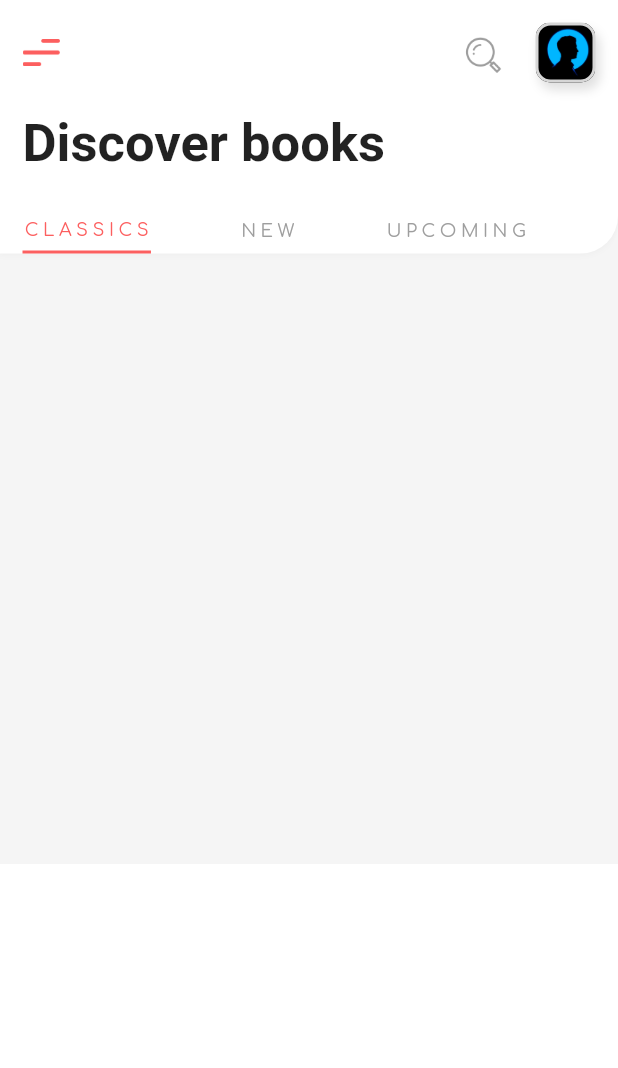
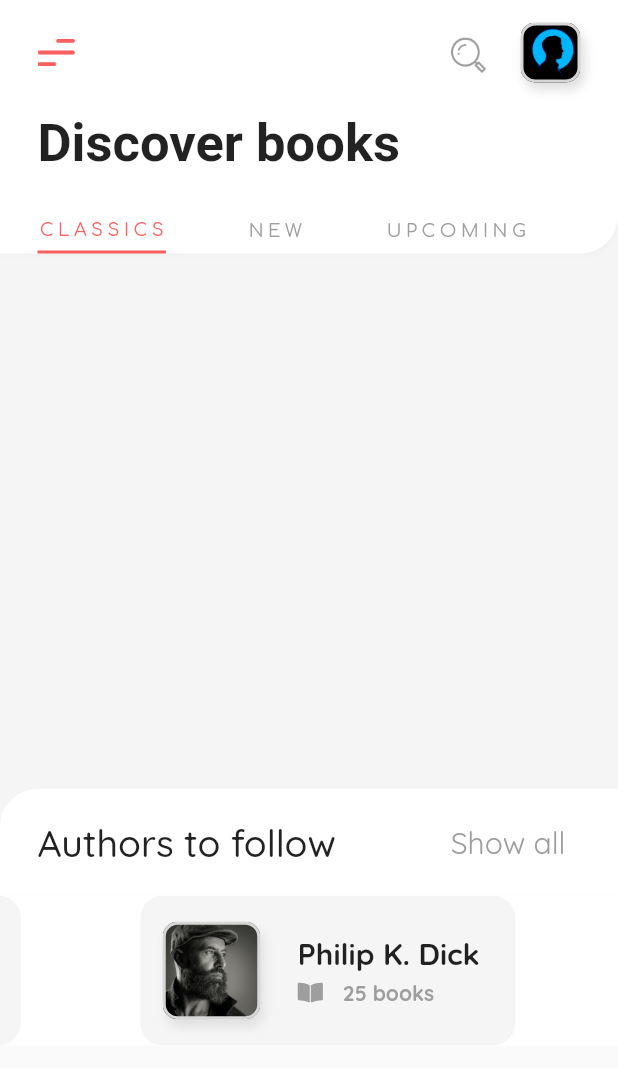
Before and after one commit to Rahul-Blatz/BookStore-MockUp-UI-Flutter, a Flutter app: the screen it shows after launch, on a phone screen of 412 x 824 dp. Shown: the top 1068 px of the screen. Run offline on Flutter 3.47's test engine with Material 2 defaults, Android fonts, the phone set to English and light mode, and no system bars; drawn by our look-alikes of carousel_slider; our stand-ins replace flutter_icons, google_fonts.

Commit message:
Added Author Container List

```diff
--- a/lib/constants.dart
+++ b/lib/constants.dart
@@ -1,2 +1,2 @@
-const double paddingSide = 15.0;
+const double paddingSide = 25.0;
 const int primaryRed = 0xffFC5F5F;
--- a/lib/pages/homepage.dart
+++ b/lib/pages/homepage.dart
@@ -1,23 +1,45 @@
 import 'package:bookstore/constants.dart';
+import 'package:bookstore/widgets/author_container.dart';
 import 'package:bookstore/widgets/fancy_app_bar.dart';
 import 'package:bookstore/widgets/fancy_tab_bar.dart';
+import 'package:carousel_slider/carousel_slider.dart';
 import 'package:flutter/cupertino.dart';
 import 'package:flutter/material.dart';
+import 'package:google_fonts/google_fonts.dart';
 
 class HomePage extends StatelessWidget {
+  final List<AuthorContainer> authorList = [
+    AuthorContainer(
+      imageUrl: 'assets/images/person3.jpg',
+      authorName: 'Philip K. Dick',
+      noOfBooks: '25',
+    ),
+    AuthorContainer(
+      imageUrl: 'assets/images/person2.jpg',
+      authorName: 'Anoop Kumar',
+      noOfBooks: '10',
+    ),
+    AuthorContainer(
+      imageUrl: 'assets/images/person1.jpg',
+      authorName: 'John Cena',
+      noOfBooks: '3',
+    ),
+  ];
   @override
   Widget build(BuildContext context) {
     return MaterialApp(
       debugShowCheckedModeBanner: false,
       home: SafeArea(
         child: Scaffold(
-          body: Container(
+          body: SingleChildScrollView(
+            child: Container(
               color: Colors.white,
               child: Column(
                 crossAxisAlignment: CrossAxisAlignment.start,
                 children: <Widget>[
                   FancyAppBar(),
                   Container(
+                    color: Colors.white,
                     child: Row(
                       children: <Widget>[
                         Padding(
@@ -38,10 +60,54 @@ class HomePage extends StatelessWidget {
                   ),
                   FancyTabBar(),
                   Container(
-                  height: 400,
+                    height: 350,
                     color: Colors.grey[100],
                   ),
+                  Container(
+                    color: Colors.grey[100],
+                    child: Container(
+                      decoration: BoxDecoration(
+                        borderRadius: BorderRadius.only(
+                          topLeft: Radius.circular(25.0),
+                        ),
+                        color: Colors.white,
+                      ),
+                      child: Column(
+                        children: <Widget>[
+                          Padding(
+                            padding: EdgeInsets.symmetric(
+                                horizontal: paddingSide, vertical: 20.0),
+                            child: Row(
+                              mainAxisAlignment: MainAxisAlignment.spaceBetween,
+                              children: <Widget>[
+                                Text(
+                                  "Authors to follow",
+                                  style: GoogleFonts.quicksand(
+                                    fontSize: 25,
+                                    fontWeight: FontWeight.w500,
+                                  ),
+                                ),
+                                Padding(
+                                  padding: EdgeInsets.only(right: 10),
+                                  child: Text(
+                                    'Show all',
+                                    style: GoogleFonts.quicksand(
+                                        color: Colors.grey, fontSize: 20.0),
+                                  ),
+                                ),
                               ],
+                            ),
+                          ),
+                        ],
+                      ),
+                    ),
+                  ),
+                  CarouselSlider(
+                    options: CarouselOptions(height: 100),
+                    items: authorList.toList(),
+                  ),
+                ],
+              ),
             ),
           ),
         ),
--- /dev/null
+++ b/lib/widgets/author_container.dart
@@ -0,0 +1,88 @@
+import 'package:bookstore/constants.dart';
+import 'package:flutter/material.dart';
+import 'package:flutter_icons/flutter_icons.dart';
+import 'package:google_fonts/google_fonts.dart';
+
+class AuthorContainer extends StatelessWidget {
+  final String imageUrl;
+  final String authorName;
+  final String noOfBooks;
+
+  AuthorContainer({this.imageUrl, this.authorName, this.noOfBooks});
+  @override
+  Widget build(BuildContext context) {
+    return Padding(
+      padding: EdgeInsets.only(left: paddingSide),
+      child: Container(
+        height: 100,
+        width: 250,
+        decoration: BoxDecoration(
+          color: Colors.grey[100],
+          borderRadius: BorderRadius.circular(15.0),
+        ),
+        child: Row(
+          children: <Widget>[
+            Padding(
+              padding: const EdgeInsets.only(left: 15.0),
+              child: Container(
+                width: 65,
+                height: 65,
+                decoration: BoxDecoration(
+                  boxShadow: [
+                    BoxShadow(
+                      color: Colors.grey[300],
+                      offset: Offset(2.5, 5),
+                      spreadRadius: 0,
+                      blurRadius: 5.0,
+                    ),
+                  ],
+                  border: Border.all(width: 2, color: Colors.grey[350]),
+                  image: DecorationImage(image: AssetImage(imageUrl)),
+                  borderRadius: BorderRadius.all(
+                    Radius.circular(10.0),
+                  ),
+                ),
+              ),
+            ),
+            Padding(
+              padding: const EdgeInsets.only(left: paddingSide),
+              child: Column(
+                mainAxisAlignment: MainAxisAlignment.center,
+                crossAxisAlignment: CrossAxisAlignment.start,
+                children: <Widget>[
+                  Text(
+                    '$authorName',
+                    style: GoogleFonts.quicksand(
+                        fontSize: 20.0, fontWeight: FontWeight.bold),
+                  ),
+                  Padding(
+                    padding: const EdgeInsets.only(top: 5.0),
+                    child: Row(
+                      children: <Widget>[
+                        Icon(
+                          FontAwesome5Solid.book_open,
+                          size: 15.0,
+                          color: Colors.grey,
+                        ),
+                        SizedBox(
+                          width: 15.0,
+                        ),
+                        Text(
+                          '$noOfBooks books',
+                          style: GoogleFonts.quicksand(
+                            color: Colors.grey,
+                            fontWeight: FontWeight.bold,
+                          ),
+                        ),
+                      ],
+                    ),
+                  )
+                ],
+              ),
+            )
+          ],
+        ),
+      ),
+    );
+  }
+}
--- a/lib/widgets/fancy_app_bar.dart
+++ b/lib/widgets/fancy_app_bar.dart
@@ -5,8 +5,9 @@ class FancyAppBar extends StatelessWidget {
   @override
   Widget build(BuildContext context) {
     return Padding(
-      padding: const EdgeInsets.symmetric(vertical: 15.0, horizontal: 15.0),
+      padding: const EdgeInsets.symmetric(vertical: 15.0, horizontal: 25.0),
       child: Container(
+        color: Colors.white,
         child: Row(
           mainAxisAlignment: MainAxisAlignment.spaceBetween,
           children: <Widget>[
```
Also changed, not shown: pubspec.yaml (+6 -1 lines), assets/images/person1.jpg (added), assets/images/person2.jpg (added), assets/images/person3.jpg (added), assets/images/person4.jpg (added), pubspec.lock. Lines whose indentation alone changed are shown as unchanged.
